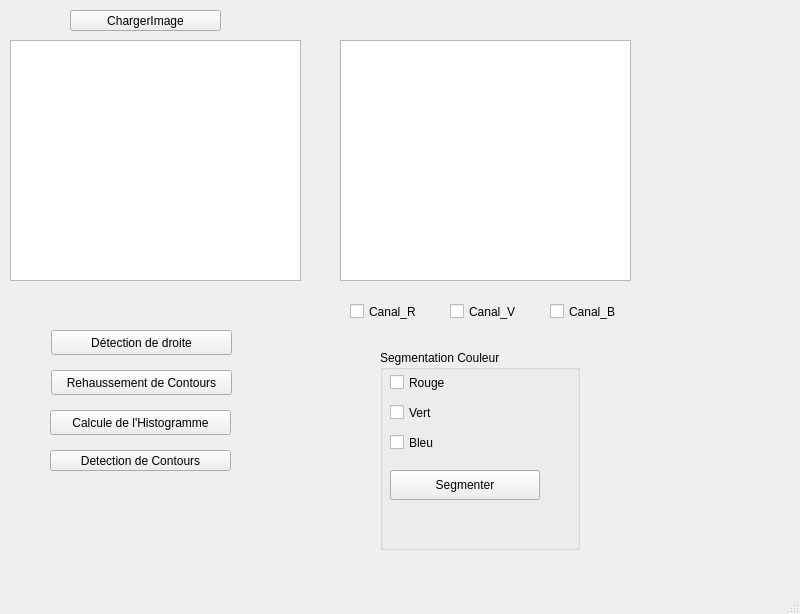
Before: the Qt Designer form Descripteurs/tessst/mainwindow.ui in TomAuclin/PROJETC_LMLTM, drawn with Qt 5.
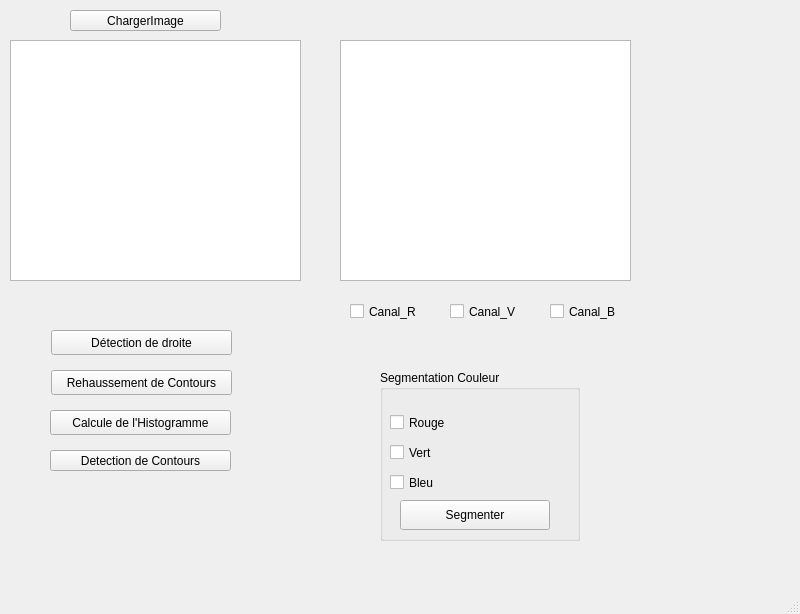
After: the same form once the commit is applied.

```diff
--- a/Descripteurs/tessst/mainwindow.ui
+++ b/Descripteurs/tessst/mainwindow.ui
@@ -142,9 +142,9 @@
     <property name="geometry">
      <rect>
       <x>380</x>
-      <y>350</y>
+      <y>370</y>
       <width>200</width>
-      <height>200</height>
+      <height>171</height>
      </rect>
     </property>
     <property name="title">
@@ -154,7 +154,7 @@
      <property name="geometry">
       <rect>
        <x>10</x>
-       <y>20</y>
+       <y>40</y>
        <width>150</width>
        <height>25</height>
       </rect>
@@ -167,7 +167,7 @@
      <property name="geometry">
       <rect>
        <x>10</x>
-       <y>50</y>
+       <y>70</y>
        <width>150</width>
        <height>25</height>
       </rect>
@@ -180,7 +180,7 @@
      <property name="geometry">
       <rect>
        <x>10</x>
-       <y>80</y>
+       <y>100</y>
        <width>150</width>
        <height>25</height>
       </rect>
@@ -192,8 +192,8 @@
     <widget class="QPushButton" name="SegmenterCouleur">
      <property name="geometry">
       <rect>
-       <x>10</x>
-       <y>120</y>
+       <x>20</x>
+       <y>130</y>
        <width>150</width>
        <height>30</height>
       </rect>
```
